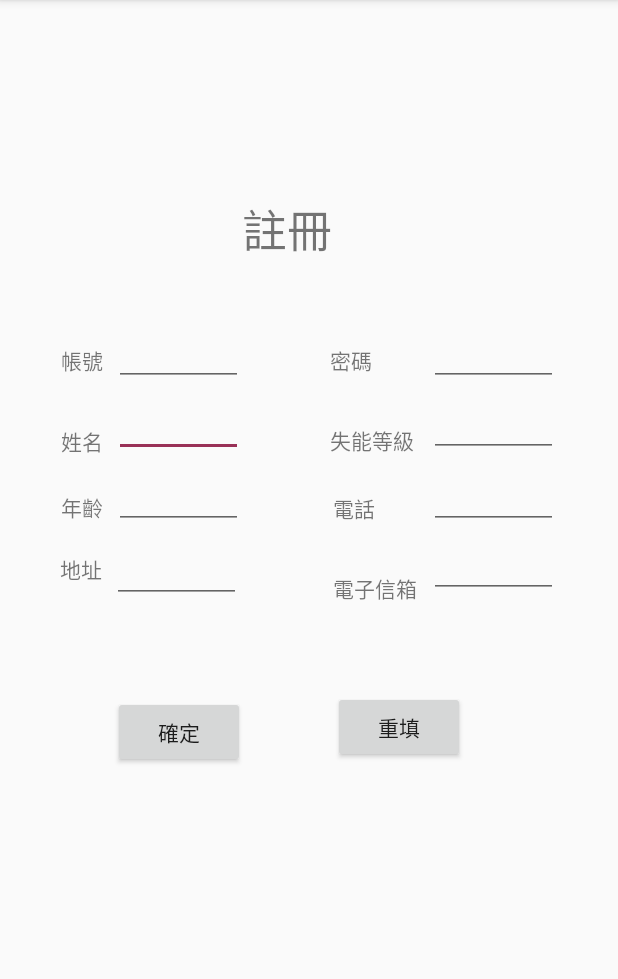
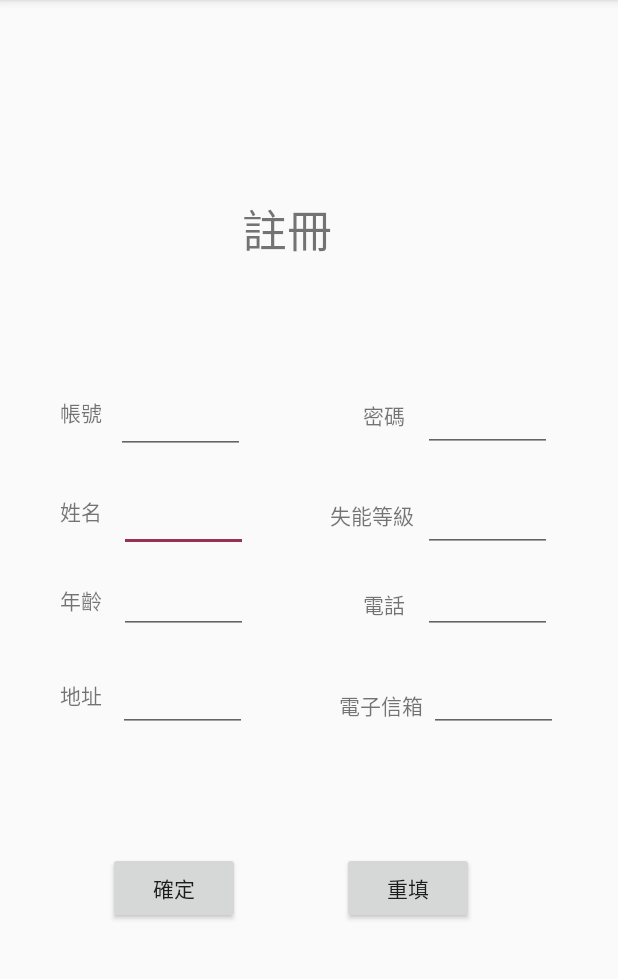
Before and after one commit to peter-kong/-APP, an Android app: the Activity_register screen opened directly, with no data from a screen before it, on a phone screen of 412 x 824 dp, the part 84-1063 px from its top. Run offline under Robolectric (Android 15) with nearby library versions, the phone set to English and light mode, and no system bars.

Commit message:
Register_Enter_Fixed

```diff
--- a/Thematic/app/src/main/res/layout/activity_register.xml
+++ b/Thematic/app/src/main/res/layout/activity_register.xml
@@ -11,10 +11,8 @@
         android:layout_width="64dp"
         android:layout_height="56dp"
         android:layout_marginTop="130dp"
-        android:layout_marginBottom="43dp"
         android:text="註冊"
         android:textSize="30dp"
-        app:layout_constraintBottom_toTopOf="@+id/textView11"
         app:layout_constraintEnd_toEndOf="parent"
         app:layout_constraintHorizontal_bias="0.463"
         app:layout_constraintStart_toStartOf="parent"
@@ -23,34 +21,35 @@
     <EditText
         android:id="@+id/editText5"
         android:layout_width="86dp"
-        android:layout_height="28dp"
-        android:layout_marginTop="19dp"
-        android:layout_marginEnd="58dp"
-        android:layout_marginRight="58dp"
+        android:layout_height="0dp"
+        android:layout_marginStart="5dp"
+        android:layout_marginLeft="5dp"
+
+        android:layout_marginTop="20dp"
         android:ems="10"
         android:inputType="textPersonName"
-        app:layout_constraintEnd_toStartOf="@+id/textView8"
+        app:layout_constraintStart_toEndOf="@+id/textView2"
         app:layout_constraintTop_toBottomOf="@+id/editText9" />
 
     <EditText
         android:id="@+id/editText9"
         android:layout_width="86dp"
-        android:layout_height="28dp"
-        android:layout_marginTop="229dp"
-        android:layout_marginEnd="58dp"
-        android:layout_marginRight="58dp"
+        android:layout_height="0dp"
+        android:layout_marginStart="5dp"
+        android:layout_marginLeft="5dp"
+        android:layout_marginTop="71dp"
         android:ems="10"
         android:inputType="textPersonName"
-        app:layout_constraintEnd_toStartOf="@+id/textView11"
-        app:layout_constraintTop_toTopOf="parent" />
+        app:layout_constraintStart_toEndOf="@+id/textView10"
+        app:layout_constraintTop_toBottomOf="@+id/textView" />
 
     <TextView
         android:id="@+id/textView13"
         android:layout_width="wrap_content"
         android:layout_height="wrap_content"
-        android:layout_marginTop="32dp"
-        android:layout_marginEnd="8dp"
-        android:layout_marginRight="8dp"
+        android:layout_marginTop="46dp"
+        android:layout_marginEnd="4dp"
+        android:layout_marginRight="4dp"
         android:text="電子信箱"
         app:layout_constraintEnd_toStartOf="@+id/editText11"
         app:layout_constraintTop_toBottomOf="@+id/textView12" />
@@ -59,9 +58,9 @@
         android:id="@+id/textView8"
         android:layout_width="wrap_content"
         android:layout_height="wrap_content"
-        android:layout_marginTop="32dp"
-        android:layout_marginEnd="10dp"
-        android:layout_marginRight="10dp"
+        android:layout_marginTop="45dp"
+        android:layout_marginEnd="6dp"
+        android:layout_marginRight="6dp"
         android:text="失能等級"
         app:layout_constraintEnd_toStartOf="@+id/editText7"
         app:layout_constraintTop_toBottomOf="@+id/textView11" />
@@ -72,19 +71,18 @@
         android:layout_height="21dp"
         android:layout_marginStart="40dp"
         android:layout_marginLeft="40dp"
-        android:layout_marginTop="24dp"
+        android:layout_marginTop="39dp"
         android:text="年齡"
-        app:layout_constraintEnd_toStartOf="@+id/editText6"
         app:layout_constraintStart_toStartOf="parent"
         app:layout_constraintTop_toBottomOf="@+id/textView2" />
 
     <EditText
         android:id="@+id/editText8"
         android:layout_width="86dp"
-        android:layout_height="28dp"
-        android:layout_marginTop="229dp"
-        android:layout_marginEnd="40dp"
-        android:layout_marginRight="40dp"
+        android:layout_height="0dp"
+        android:layout_marginTop="256dp"
+        android:layout_marginEnd="44dp"
+        android:layout_marginRight="44dp"
         android:ems="10"
         android:inputType="textPersonName"
         app:layout_constraintEnd_toEndOf="parent"
@@ -93,10 +91,10 @@
     <EditText
         android:id="@+id/editText7"
         android:layout_width="86dp"
-        android:layout_height="28dp"
-        android:layout_marginTop="19dp"
-        android:layout_marginEnd="40dp"
-        android:layout_marginRight="40dp"
+        android:layout_height="0dp"
+        android:layout_marginTop="21dp"
+        android:layout_marginEnd="44dp"
+        android:layout_marginRight="44dp"
         android:ems="10"
         android:inputType="textPersonName"
         app:layout_constraintEnd_toEndOf="parent"
@@ -108,33 +106,30 @@
         android:layout_height="20dp"
         android:layout_marginStart="40dp"
         android:layout_marginLeft="40dp"
-        android:layout_marginTop="32dp"
-        android:layout_marginEnd="1dp"
-        android:layout_marginRight="1dp"
+        android:layout_marginTop="44dp"
         android:text="姓名"
-        app:layout_constraintEnd_toStartOf="@+id/editText5"
         app:layout_constraintStart_toStartOf="parent"
         app:layout_constraintTop_toBottomOf="@+id/textView10" />
 
     <EditText
         android:id="@+id/editText4"
         android:layout_width="86dp"
-        android:layout_height="28dp"
-        android:layout_marginTop="21dp"
-        android:layout_marginEnd="61dp"
-        android:layout_marginRight="61dp"
+        android:layout_height="0dp"
+        android:layout_marginStart="3dp"
+        android:layout_marginLeft="3dp"
+        android:layout_marginTop="20dp"
         android:ems="10"
         android:inputType="textPersonName"
-        app:layout_constraintEnd_toStartOf="@+id/textView13"
+        app:layout_constraintStart_toEndOf="@+id/textView7"
         app:layout_constraintTop_toBottomOf="@+id/editText6" />
 
     <TextView
         android:id="@+id/textView11"
         android:layout_width="wrap_content"
         android:layout_height="wrap_content"
-        android:layout_marginTop="43dp"
-        android:layout_marginEnd="38dp"
-        android:layout_marginRight="38dp"
+        android:layout_marginTop="80dp"
+        android:layout_marginEnd="12dp"
+        android:layout_marginRight="12dp"
         android:text="密碼"
         app:layout_constraintEnd_toStartOf="@+id/editText8"
         app:layout_constraintTop_toBottomOf="@+id/textView" />
@@ -142,10 +137,10 @@
     <EditText
         android:id="@+id/editText10"
         android:layout_width="86dp"
-        android:layout_height="28dp"
-        android:layout_marginTop="20dp"
-        android:layout_marginEnd="40dp"
-        android:layout_marginRight="40dp"
+        android:layout_height="0dp"
+        android:layout_marginTop="9dp"
+        android:layout_marginEnd="44dp"
+        android:layout_marginRight="44dp"
         android:ems="10"
         android:inputType="textPersonName"
         app:layout_constraintEnd_toEndOf="parent"
@@ -157,9 +152,8 @@
         android:layout_height="22dp"
         android:layout_marginStart="40dp"
         android:layout_marginLeft="40dp"
-        android:layout_marginTop="20dp"
+        android:layout_marginTop="42dp"
         android:text="地址"
-        app:layout_constraintEnd_toStartOf="@+id/editText4"
         app:layout_constraintStart_toStartOf="parent"
         app:layout_constraintTop_toBottomOf="@+id/textView6" />
 
@@ -169,19 +163,16 @@
         android:layout_height="22dp"
         android:layout_marginStart="40dp"
         android:layout_marginLeft="40dp"
-        android:layout_marginTop="229dp"
-        android:layout_marginEnd="3dp"
-        android:layout_marginRight="3dp"
+        android:layout_marginTop="264dp"
         android:text="帳號"
-        app:layout_constraintEnd_toStartOf="@+id/editText9"
         app:layout_constraintStart_toStartOf="parent"
         app:layout_constraintTop_toTopOf="parent" />
 
     <EditText
         android:id="@+id/editText11"
         android:layout_width="86dp"
-        android:layout_height="28dp"
-        android:layout_marginTop="18dp"
+        android:layout_height="0dp"
+        android:layout_marginTop="20dp"
         android:layout_marginEnd="40dp"
         android:layout_marginRight="40dp"
         android:ems="10"
@@ -193,9 +184,9 @@
         android:id="@+id/textView12"
         android:layout_width="wrap_content"
         android:layout_height="wrap_content"
-        android:layout_marginTop="24dp"
-        android:layout_marginEnd="36dp"
-        android:layout_marginRight="36dp"
+        android:layout_marginTop="38dp"
+        android:layout_marginEnd="12dp"
+        android:layout_marginRight="12dp"
         android:text="電話"
         app:layout_constraintEnd_toStartOf="@+id/editText10"
         app:layout_constraintTop_toBottomOf="@+id/textView8" />
@@ -203,22 +194,22 @@
     <EditText
         android:id="@+id/editText6"
         android:layout_width="86dp"
-        android:layout_height="28dp"
-        android:layout_marginTop="20dp"
-        android:layout_marginEnd="60dp"
-        android:layout_marginRight="60dp"
+        android:layout_height="0dp"
+        android:layout_marginStart="4dp"
+        android:layout_marginLeft="4dp"
+        android:layout_marginTop="9dp"
         android:ems="10"
         android:inputType="textPersonName"
-        app:layout_constraintEnd_toStartOf="@+id/textView12"
+        app:layout_constraintStart_toEndOf="@+id/textView6"
         app:layout_constraintTop_toBottomOf="@+id/editText5" />
 
     <Button
         android:id="@+id/button"
         android:layout_width="wrap_content"
         android:layout_height="wrap_content"
-        android:layout_marginStart="75dp"
-        android:layout_marginLeft="75dp"
-        android:layout_marginTop="62dp"
+        android:layout_marginStart="72dp"
+        android:layout_marginLeft="72dp"
+        android:layout_marginTop="80dp"
         android:text="確定"
         app:layout_constraintStart_toStartOf="parent"
         app:layout_constraintTop_toBottomOf="@+id/editText4" />
@@ -227,9 +218,9 @@
         android:id="@+id/button3"
         android:layout_width="wrap_content"
         android:layout_height="wrap_content"
-        android:layout_marginTop="62dp"
-        android:layout_marginEnd="102dp"
-        android:layout_marginRight="102dp"
+        android:layout_marginTop="80dp"
+        android:layout_marginEnd="96dp"
+        android:layout_marginRight="96dp"
         android:text="重填"
         app:layout_constraintEnd_toEndOf="parent"
         app:layout_constraintTop_toBottomOf="@+id/editText11" />
```
